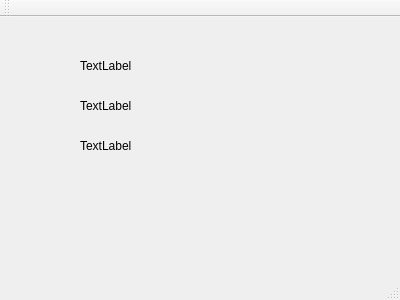
linearlog1/Adv_VersionInfo, file mainwindow.ui: the form before one commit.
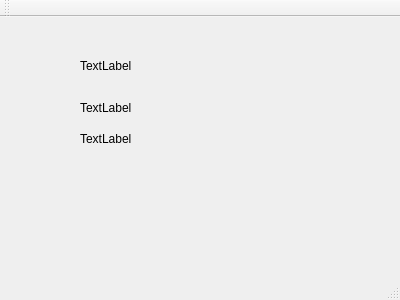
The form after the commit.

Commit message: Adjust the qt ui display.

```diff
--- a/mainwindow.ui
+++ b/mainwindow.ui
@@ -31,9 +31,9 @@
     <property name="geometry">
      <rect>
       <x>80</x>
-      <y>80</y>
+      <y>70</y>
       <width>281</width>
-      <height>17</height>
+      <height>41</height>
      </rect>
     </property>
     <property name="text">
@@ -44,9 +44,9 @@
     <property name="geometry">
      <rect>
       <x>80</x>
-      <y>120</y>
+      <y>106</y>
       <width>281</width>
-      <height>17</height>
+      <height>31</height>
      </rect>
     </property>
     <property name="text">
```
